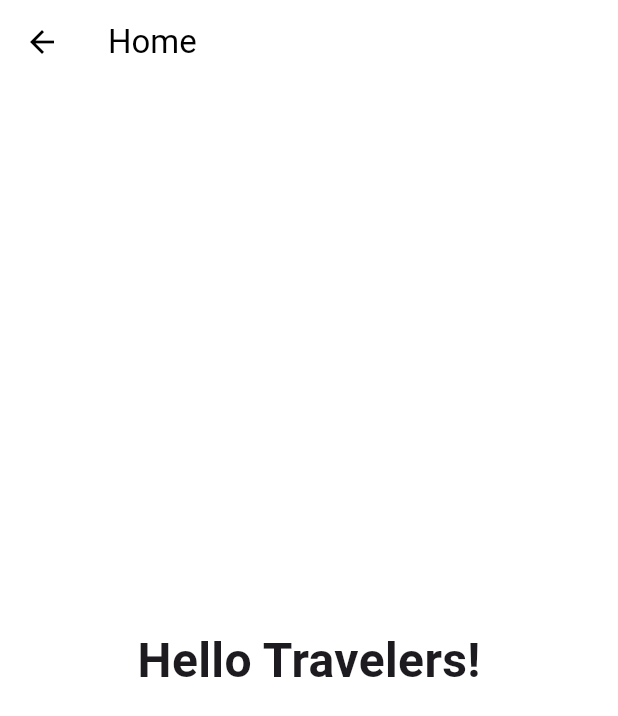
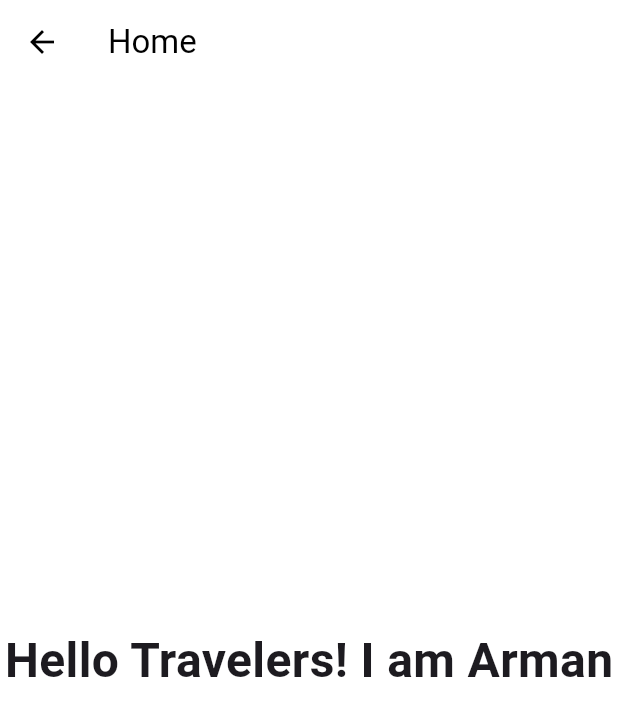
Before and after one commit to arman-hossain45/travelAgencyMobile, a Flutter app: the HomeScreen screen opened by its route, on a phone screen of 412 x 824 dp. Shown: the top 716 px of the screen. Run offline on Flutter 3.47's test engine with Material 3 defaults, Android fonts, the phone set to English and light mode, and no system bars; our stand-ins replace smooth_page_indicator.

Commit message:
Update welcome message on HomeScreen to include developer name

```diff
--- a/lib/screens/home.dart
+++ b/lib/screens/home.dart
@@ -10,7 +10,7 @@ class HomeScreen extends StatelessWidget {
       appBar: AppBar(title: const Text('Home')),
       body: const Center(
         child: Text(
-          'Hello Travelers!',
+          'Hello Travelers! I am Arman',
           style: TextStyle(fontSize: 32, fontWeight: FontWeight.bold),
         ),
       ),
```
